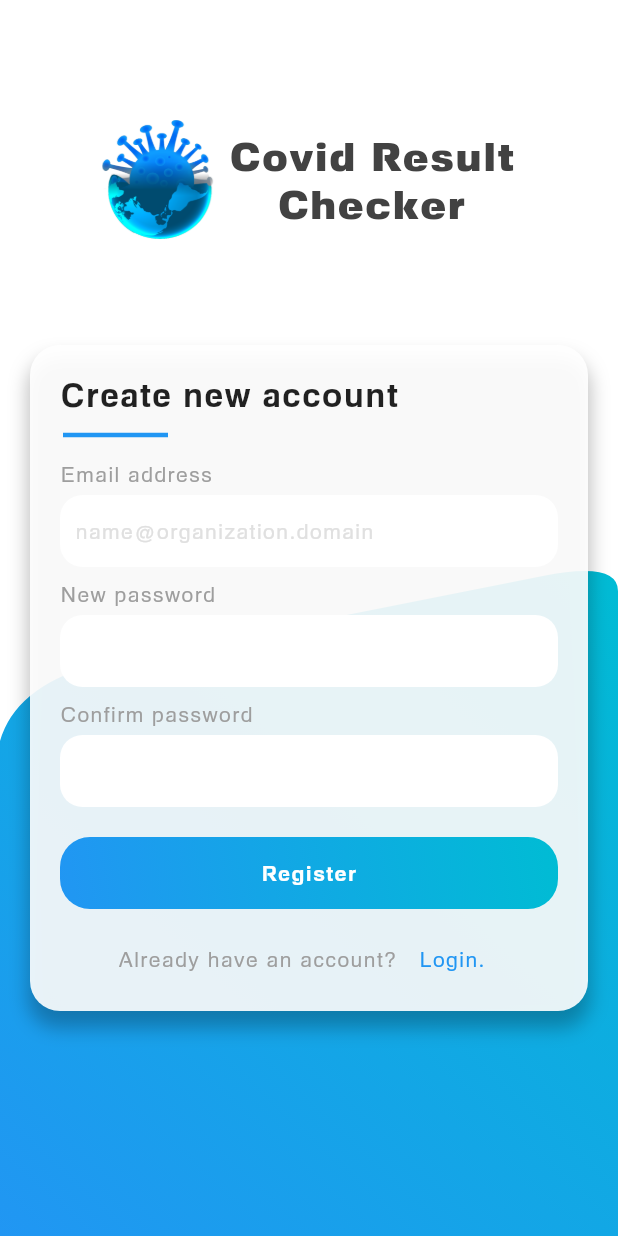
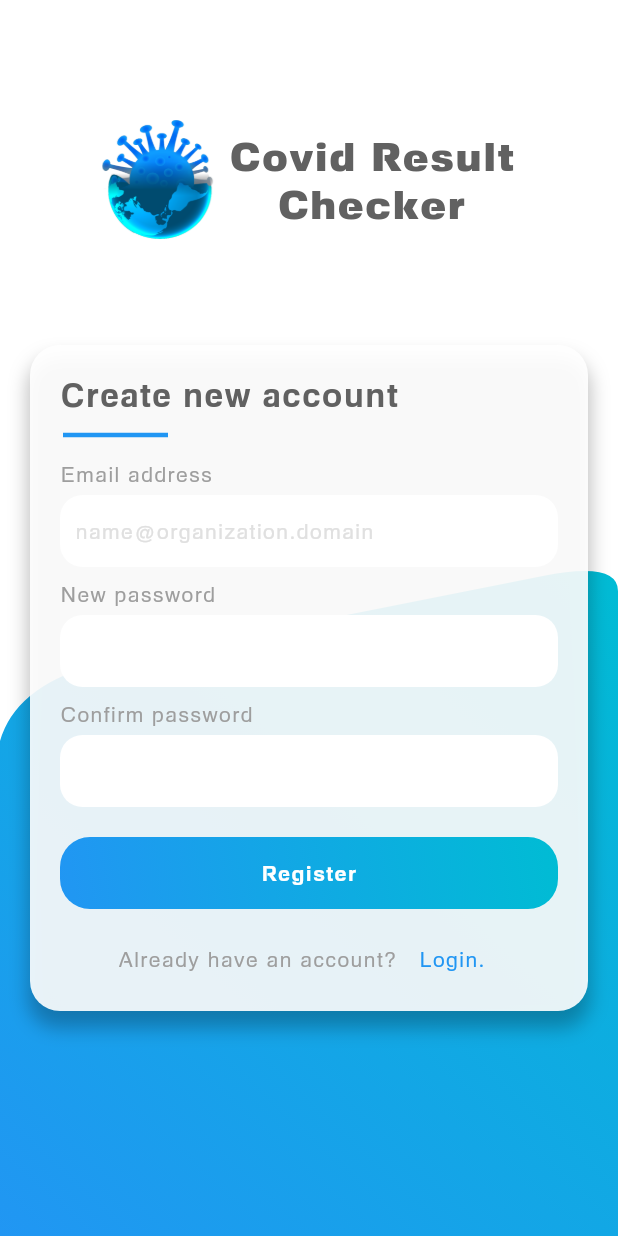
Before and after one commit to YonasAlem/covid_result_app, a Flutter app: the LoginView screen opened by its route, after a tap on "Register.", on a phone screen of 412 x 824 dp. Run offline on Flutter 3.47's test engine with Material 2 defaults, Android fonts, the phone set to English and light mode, and no system bars; drawn by our look-alikes of animated_text_kit; our stand-ins replace page_transition.

Commit message:
Animate texts and buttons

```diff
--- a/lib/views/login_view.dart
+++ b/lib/views/login_view.dart
@@ -1,4 +1,6 @@
+import 'package:animated_text_kit/animated_text_kit.dart';
 import 'package:covid_result_app/views/register_view.dart';
+import 'package:covid_result_app/widgets/animated_text_widget.dart';
 import 'package:covid_result_app/widgets/auth_views_widgets/logo_and_title.dart';
 import 'package:covid_result_app/widgets/scaffold_background.dart';
 import 'package:covid_result_app/widgets/submit_button_small.dart';
@@ -70,7 +72,10 @@ class _LoginViewState extends State<LoginView> {
       crossAxisAlignment: CrossAxisAlignment.start,
       children: [
         const SizedBox(height: 10),
-        const TextWidgetBig(text: 'Welcome Back!'),
+        const AnimatedTextWidget(
+          title1: 'Welcome back!',
+          title2: 'Stay safe!',
+        ),
         const SizedBox(height: 5),
         const Divider(
           indent: 2,
@@ -84,15 +89,24 @@ class _LoginViewState extends State<LoginView> {
           controller: _email,
         ),
         const TextWidgetSmall(text: 'New password'),
-        AuthTextField(
-          controller: _password,
-          isPassword: _password.text.isEmpty ? false : true,
+        Hero(
+          tag: 'passTag',
+          child: Material(
+            color: Colors.transparent,
+            child: AuthTextField(
+              controller: _password,
+              isPassword: _password.text.isEmpty ? false : true,
+            ),
+          ),
         ),
         const SizedBox(height: 20),
-        SubmitButtonBig(
-          onTap: () {},
-          text: 'Login',
-          gradient: gradient1,
+        Hero(
+          tag: 'SubmitButtonBig',
+          child: SubmitButtonBig(
+            onTap: () {},
+            text: 'Login',
+            gradient: gradient1,
+          ),
         ),
         const SizedBox(height: 10),
         Row(
--- a/lib/views/register_view.dart
+++ b/lib/views/register_view.dart
@@ -1,9 +1,11 @@
+import 'package:animated_text_kit/animated_text_kit.dart';
 import 'package:covid_result_app/utils/colors.dart';
 import 'package:covid_result_app/views/login_view.dart';
 import 'package:covid_result_app/widgets/auth_views_widgets/auth_text_field.dart';
 import 'package:covid_result_app/widgets/scaffold_background.dart';
 import 'package:flutter/material.dart';
 
+import '../widgets/animated_text_widget.dart';
 import '../widgets/auth_views_widgets/logo_and_title.dart';
 import '../widgets/submit_button_big.dart';
 import '../widgets/submit_button_small.dart';
@@ -73,7 +75,10 @@ class _RegisterViewState extends State<RegisterView> {
       crossAxisAlignment: CrossAxisAlignment.start,
       children: [
         const SizedBox(height: 10),
-        const TextWidgetBig(text: 'Create new account'),
+        const AnimatedTextWidget(
+          title1: 'Create new account',
+          title2: 'Keep your distance!',
+        ),
         const SizedBox(height: 5),
         const Divider(
           indent: 2,
@@ -92,15 +97,24 @@ class _RegisterViewState extends State<RegisterView> {
           isPassword: _password.text.isEmpty ? false : true,
         ),
         const TextWidgetSmall(text: 'Confirm password'),
-        AuthTextField(
-          controller: _confirmPassword,
-          isPassword: _confirmPassword.text.isEmpty ? false : true,
+        Hero(
+          tag: 'passTag',
+          child: Material(
+            color: Colors.transparent,
+            child: AuthTextField(
+              controller: _confirmPassword,
+              isPassword: _confirmPassword.text.isEmpty ? false : true,
+            ),
+          ),
         ),
         const SizedBox(height: 20),
-        SubmitButtonBig(
-          onTap: () {},
-          text: 'Register',
-          gradient: gradient1,
+        Hero(
+          tag: 'SubmitButtonBig',
+          child: SubmitButtonBig(
+            onTap: () {},
+            text: 'Register',
+            gradient: gradient1,
+          ),
         ),
         const SizedBox(height: 10),
         Row(
--- /dev/null
+++ b/lib/widgets/animated_text_widget.dart
@@ -0,0 +1,38 @@
+import 'package:animated_text_kit/animated_text_kit.dart';
+import 'package:flutter/material.dart';
+
+import '../utils/colors.dart';
+
+class AnimatedTextWidget extends StatelessWidget {
+  const AnimatedTextWidget({Key? key, required this.title1, this.title2}) : super(key: key);
+
+  final String title1;
+  final String? title2;
+
+  @override
+  Widget build(BuildContext context) {
+    return AnimatedTextKit(
+      animatedTexts: [
+        ColorizeAnimatedText(
+          title1,
+          textStyle: const TextStyle(
+            fontSize: 22,
+            fontFamily: 'Bold',
+            letterSpacing: 1,
+          ),
+          colors: [Colors.grey[700]!, mainColor, secondaryColor],
+        ),
+        if (title2 != null)
+          ColorizeAnimatedText(
+            title2!,
+            textStyle: const TextStyle(
+              fontSize: 22,
+              fontFamily: 'Bold',
+              letterSpacing: 1,
+            ),
+            colors: [Colors.grey[700]!, mainColor, secondaryColor],
+          ),
+      ],
+    );
+  }
+}
--- a/lib/widgets/auth_views_widgets/logo_and_title.dart
+++ b/lib/widgets/auth_views_widgets/logo_and_title.dart
@@ -1,3 +1,5 @@
+import 'package:animated_text_kit/animated_text_kit.dart';
+import 'package:covid_result_app/utils/colors.dart';
 import 'package:flutter/material.dart';
 
 class LogoAndTitle extends StatelessWidget {
@@ -15,15 +17,24 @@ class LogoAndTitle extends StatelessWidget {
             height: 80,
           ),
           const SizedBox(width: 10),
-          Text(
-            'Covid Result\nChecker',
-            textAlign: TextAlign.center,
-            style: TextStyle(
-              fontFamily: 'Black',
-              fontSize: 26,
-              letterSpacing: 1,
-              color: Colors.grey[800]!,
-            ),
+          AnimatedTextKit(
+            animatedTexts: [
+              ColorizeAnimatedText(
+                'Covid Result\nChecker',
+                textStyle: const TextStyle(
+                  fontFamily: 'Black',
+                  fontSize: 26,
+                  letterSpacing: 1,
+                ),
+                colors: [
+                  Colors.grey[700]!,
+                  mainColor,
+                  secondaryColor,
+                ],
+                textAlign: TextAlign.center,
+              ),
+            ],
+            isRepeatingAnimation: false,
           ),
         ],
       ),
--- a/pubspec.yaml
+++ b/pubspec.yaml
@@ -35,6 +35,7 @@ dependencies:
   # Use with the CupertinoIcons class for iOS style icons.
   cupertino_icons: ^1.0.2
   page_transition: ^2.0.5
+  animated_text_kit: ^4.2.1
 
 dev_dependencies:
   flutter_test:
```
Also changed, not shown: pubspec.lock.
